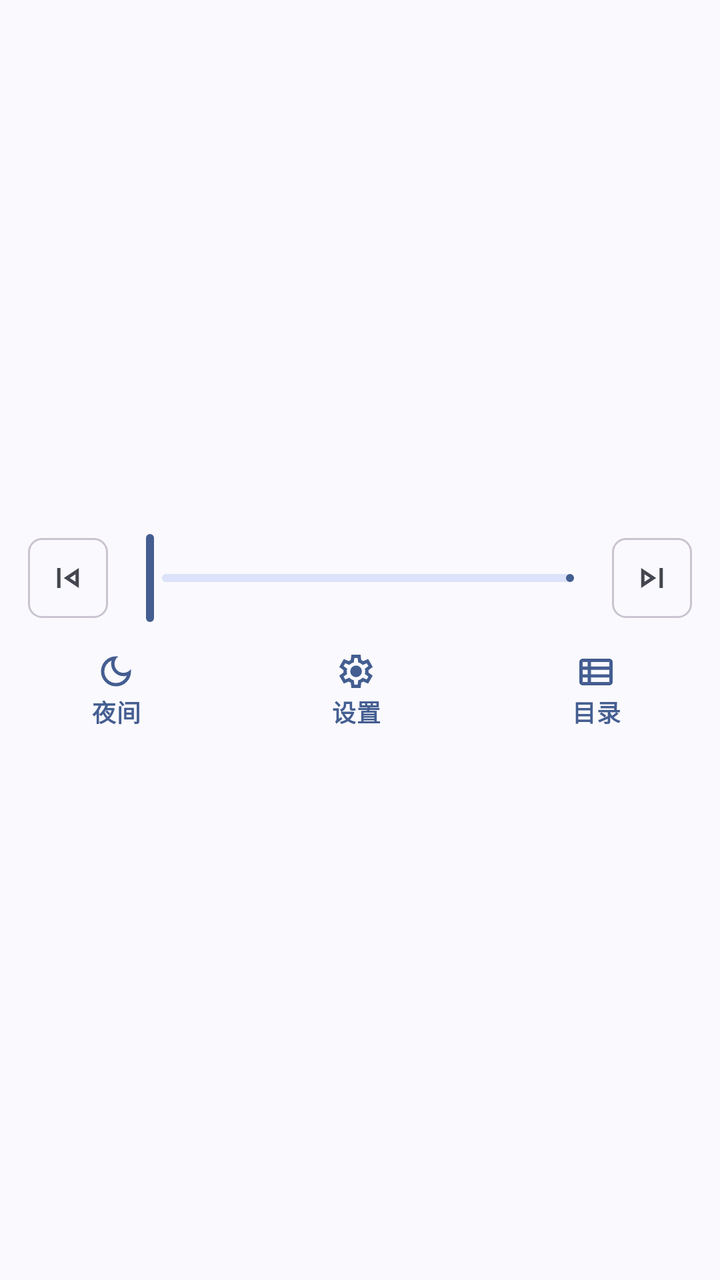
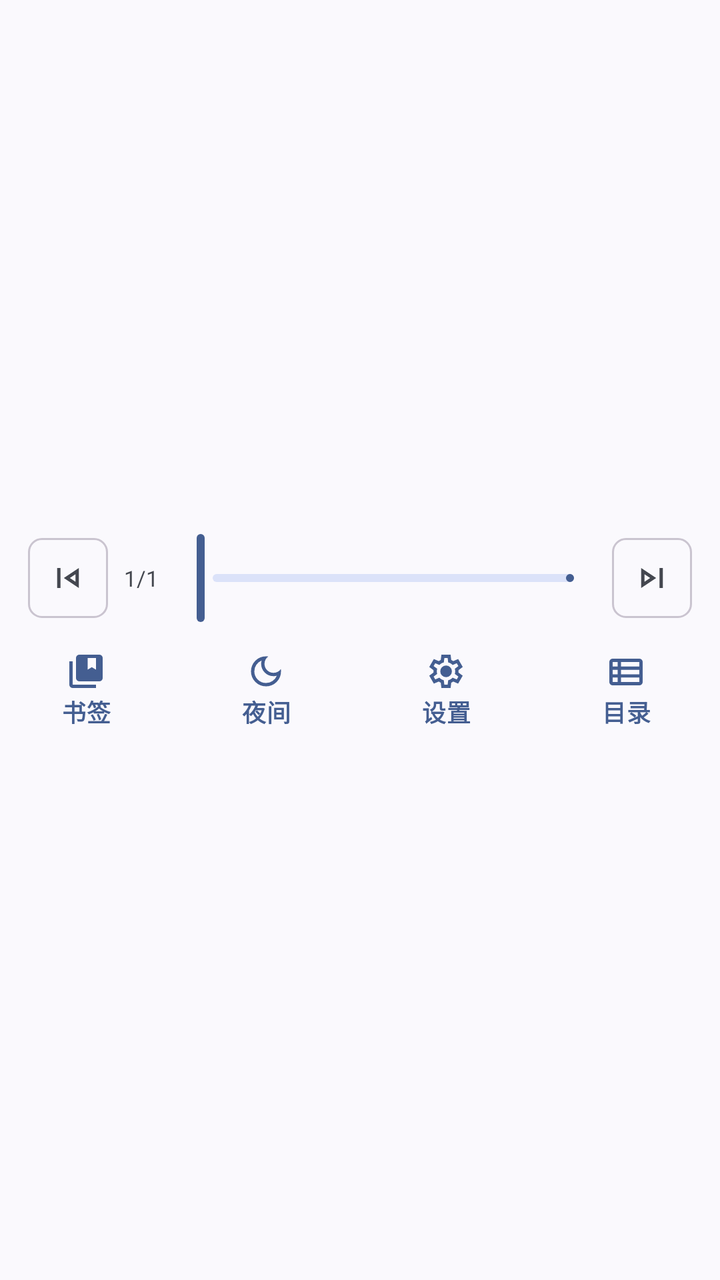

Before-and-after screenshots of an Android layout around one commit, followed by the original layout XML and the change that was made.
<!-- AndroidManifest.xml: application theme Theme.HikariNovel -->
<!-- res/layout/view_read_bottom_bar.xml -->
<?xml version="1.0" encoding="utf-8"?>
<LinearLayout
  xmlns:android="http://schemas.android.com/apk/res/android"
  xmlns:app="http://schemas.android.com/apk/res-auto"
  android:id="@+id/read_bottom_bar"
  android:layout_width="match_parent"
  android:layout_height="wrap_content"
  android:gravity="center"
  android:orientation="vertical">
  <androidx.constraintlayout.widget.ConstraintLayout
    android:layout_width="match_parent"
    android:layout_height="wrap_content">
    <LinearLayout
      android:id="@+id/read_progress_row"
      android:layout_width="match_parent"
      android:layout_height="wrap_content"
      android:gravity="center"
      android:orientation="horizontal"
      android:paddingLeft="@dimen/gi_space_inset"
      android:paddingRight="@dimen/gi_space_inset"
      app:layout_constraintBottom_toTopOf="@id/read_action_row"
      app:layout_constraintTop_toTopOf="parent">
      <com.google.android.material.button.MaterialButton
        android:id="@+id/read_previous_chapter"
        style="@style/Widget.GalIsland.Button.IconButton"
        android:layout_width="wrap_content"
        android:layout_height="wrap_content"
        android:contentDescription="@string/previous_chapter"
        app:icon="@drawable/ic_skip_previous" />
      <com.google.android.material.slider.Slider
        android:id="@+id/read_progress_slider"
        style="@style/Widget.GalIsland.Slider"
        android:layout_width="0dp"
        android:layout_height="wrap_content"
        android:layout_weight="2"
        android:stepSize="1"
        android:value="0"
        android:valueFrom="0"
        android:valueTo="100" />
      <com.google.android.material.button.MaterialButton
        android:id="@+id/read_next_chapter"
        style="@style/Widget.GalIsland.Button.IconButton"
        android:layout_width="wrap_content"
        android:layout_height="wrap_content"
        android:contentDescription="@string/next_chapter"
        app:icon="@drawable/ic_skip_next" />
    </LinearLayout>
    <LinearLayout
      android:id="@+id/read_action_row"
      android:layout_width="match_parent"
      android:layout_height="wrap_content"
      android:gravity="center"
      android:orientation="horizontal"
      app:layout_constraintBottom_toBottomOf="parent"
      app:layout_constraintTop_toBottomOf="@id/read_progress_row">
      <com.google.android.material.button.MaterialButton
        android:id="@+id/read_night"
        style="@style/Widget.GalIsland.Button.Text.Icon"
        android:layout_width="0dp"
        android:layout_height="wrap_content"
        android:layout_weight="1"
        android:text="@string/night_mode"
        app:icon="@drawable/ic_dark_mode"
        app:iconGravity="textTop" />
      <com.google.android.material.button.MaterialButton
        android:id="@+id/read_settings"
        style="@style/Widget.GalIsland.Button.Text.Icon"
        android:layout_width="0dp"
        android:layout_height="wrap_content"
        android:layout_weight="1"
        android:text="@string/setting"
        app:icon="@drawable/ic_setting"
        app:iconGravity="textTop" />
      <com.google.android.material.button.MaterialButton
        android:id="@+id/read_catalog"
        style="@style/Widget.GalIsland.Button.Text.Icon"
        android:layout_width="0dp"
        android:layout_height="wrap_content"
        android:layout_weight="1"
        android:text="@string/chapter_catalog"
        app:icon="@drawable/ic_view_list"
        app:iconGravity="textTop" />
    </LinearLayout>
  </androidx.constraintlayout.widget.ConstraintLayout>
</LinearLayout>
<!-- resources referenced by this layout -->
<resources>
  <dimen name="gi_space_inset">10dp</dimen>
  <string name="chapter_catalog">目录</string>
  <string name="next_chapter">下一章</string>
  <string name="night_mode">夜间</string>
  <string name="previous_chapter">上一章</string>
  <string name="setting">设置</string>
  <style name="ShapeAppearance.GalIsland.Small" parent="">
      <item name="cornerFamily">rounded</item>
      <item name="cornerSize">@dimen/gi_radius_control</item>
    </style>
  <dimen name="gi_control_height">48dp</dimen>
  <dimen name="gi_control_icon">20dp</dimen>
  <dimen name="gi_icon_button_size">48dp</dimen>
  <dimen name="gi_space_xs">4dp</dimen>
  <dimen name="gi_stroke">1dp</dimen>
  <dimen name="gi_slider_track_height">4dp</dimen>
  <dimen name="gi_slider_thumb_radius">8dp</dimen>
  <dimen name="gi_slider_halo_radius">16dp</dimen>
  <dimen name="gi_radius_control">7dp</dimen>
  <dimen name="gi_text_body">12sp</dimen>
  <style name="ShapeAppearance.GalIsland.Medium" parent="">
      <item name="cornerFamily">rounded</item>
      <item name="cornerSize">@dimen/gi_radius_card</item>
    </style>
  <style name="ShapeAppearance.GalIsland.Large" parent="">
      <item name="cornerFamily">rounded</item>
      <item name="cornerSize">@dimen/gi_radius_window</item>
    </style>
  <style name="Widget.GalIsland.Switch" parent="Widget.Material3.CompoundButton.MaterialSwitch">
      <item name="android:minHeight">@dimen/gi_control_height</item>
    </style>
  <style name="Widget.GalIsland.Snackbar.TextView" parent="Widget.Material3.Snackbar.TextView">
      <item name="android:textColor">?attr/colorOnSurface</item>
    </style>
  <style name="ThemeOverlay.GalIsland.BottomSheet" parent="ThemeOverlay.Material3.BottomSheetDialog">
          <item name="bottomSheetStyle">@style/Widget.GalIsland.BottomSheet</item>
      </style>
  <dimen name="gi_radius_card">8dp</dimen>
  <dimen name="gi_radius_window">10dp</dimen>
  <style name="ShapeAppearance.GalIsland.Tag" parent="">
      <item name="cornerFamily">rounded</item>
      <item name="cornerSize">@dimen/gi_radius_tag</item>
    </style>
  <dimen name="gi_chip_height">24dp</dimen>
  <style name="TextAppearance.GalIsland.Tag" parent="TextAppearance.Material3.LabelSmall">
      <item name="android:textSize">@dimen/gi_text_micro</item>
      <item name="android:letterSpacing">0</item>
    </style>
  <dimen name="gi_tab_indicator_height">3dp</dimen>
  <dimen name="gi_toolbar_height">56dp</dimen>
  <style name="Widget.GalIsland.AlertDialog.Title" parent="MaterialAlertDialog.Material3.Title.Text">
      <item name="android:textAppearance">@style/TextAppearance.GalIsland.SectionTitle</item>
    </style>
  <dimen name="gi_radius_tag">6dp</dimen>
  <dimen name="gi_text_micro">10sp</dimen>
  <dimen name="gi_text_section">13sp</dimen>
  <dimen name="gi_text_heading">22sp</dimen>
  <!-- unchanged entries left out for length: 24 -->
</resources>

<!-- the commit's change to res/layout/view_read_bottom_bar.xml (unified diff, before → after) -->
@@ -27,6 +27,14 @@
         android:layout_height="wrap_content"
         android:contentDescription="@string/previous_chapter"
         app:icon="@drawable/ic_skip_previous" />
+      
+      <TextView
+        android:id="@+id/read_chapter_progress"
+        android:layout_width="wrap_content"
+        android:layout_height="wrap_content"
+        android:layout_marginHorizontal="@dimen/gi_space_xs"
+        style="@style/TextAppearance.GalIsland.StatusText"
+        android:text="1/1" />
       <com.google.android.material.slider.Slider
         android:id="@+id/read_progress_slider"
         style="@style/Widget.GalIsland.Slider"
@@ -37,6 +45,15 @@
         android:value="0"
         android:valueFrom="0"
         android:valueTo="100" />
+      
+      <TextView
+        android:id="@+id/read_page_progress"
+        android:layout_width="wrap_content"
+        android:layout_height="wrap_content"
+        android:layout_marginHorizontal="@dimen/gi_space_xs"
+        android:visibility="gone"
+        style="@style/TextAppearance.GalIsland.StatusText"
+        android:text="1/1" />
       <com.google.android.material.button.MaterialButton
         android:id="@+id/read_next_chapter"
         style="@style/Widget.GalIsland.Button.IconButton"
@@ -53,6 +70,16 @@
       android:orientation="horizontal"
       app:layout_constraintBottom_toBottomOf="parent"
       app:layout_constraintTop_toBottomOf="@id/read_progress_row">
+      
+      <com.google.android.material.button.MaterialButton
+        android:id="@+id/read_bookmark"
+        style="@style/Widget.GalIsland.Button.Text.Icon"
+        android:layout_width="0dp"
+        android:layout_height="wrap_content"
+        android:layout_weight="1"
+        android:text="@string/bookmark"
+        app:icon="@drawable/ic_baseline_collections_bookmark"
+        app:iconGravity="textTop" />
       <com.google.android.material.button.MaterialButton
         android:id="@+id/read_night"
         style="@style/Widget.GalIsland.Button.Text.Icon"
<!-- resource entries referenced after the edit -->
@@ -6,6 +6,12 @@
   <string name="night_mode">夜间</string>
   <string name="previous_chapter">上一章</string>
   <string name="setting">设置</string>
+  <style name="TextAppearance.GalIsland.StatusText" parent="TextAppearance.Material3.BodySmall">
+      <item name="android:textSize">@dimen/gi_text_meta</item>
+      <item name="android:textColor">?android:attr/textColorSecondary</item>
+      <item name="android:letterSpacing">0</item>
+    </style>
+  <dimen name="gi_text_meta">11sp</dimen>
   <style name="ShapeAppearance.GalIsland.Small" parent="">
       <item name="cornerFamily">rounded</item>
       <item name="cornerSize">@dimen/gi_radius_control</item>
@@ -14,6 +20,18 @@
   <dimen name="gi_control_icon">20dp</dimen>
   <dimen name="gi_icon_button_size">48dp</dimen>
   <dimen name="gi_space_xs">4dp</dimen>
+  <!-- drawable ic_baseline_collections_bookmark (drawable) -->
+  <vector xmlns:android="http://schemas.android.com/apk/res/android"
+      android:width="24dp"
+      android:height="24dp"
+      android:viewportWidth="960"
+      android:viewportHeight="960"
+      android:tint="?attr/colorControlNormal">
+    <path
+        android:fillColor="@android:color/white"
+        android:pathData="M160,880Q127,880 103.5,856.5Q80,833 80,800L80,240L160,240L160,800Q160,800 160,800Q160,800 160,800L720,800L720,880L160,880ZM320,720Q287,720 263.5,696.5Q240,673 240,640L240,160Q240,127 263.5,103.5Q287,80 320,80L800,80Q833,80 856.5,103.5Q880,127 880,160L880,640Q880,673 856.5,696.5Q833,720 800,720L320,720ZM520,440L620,380L720,440L720,160L520,160L520,440Z"/>
+  </vector>
+  <string name="bookmark">书签</string>
   <dimen name="gi_stroke">1dp</dimen>
   <dimen name="gi_slider_track_height">4dp</dimen>
   <dimen name="gi_slider_thumb_radius">8dp</dimen>
